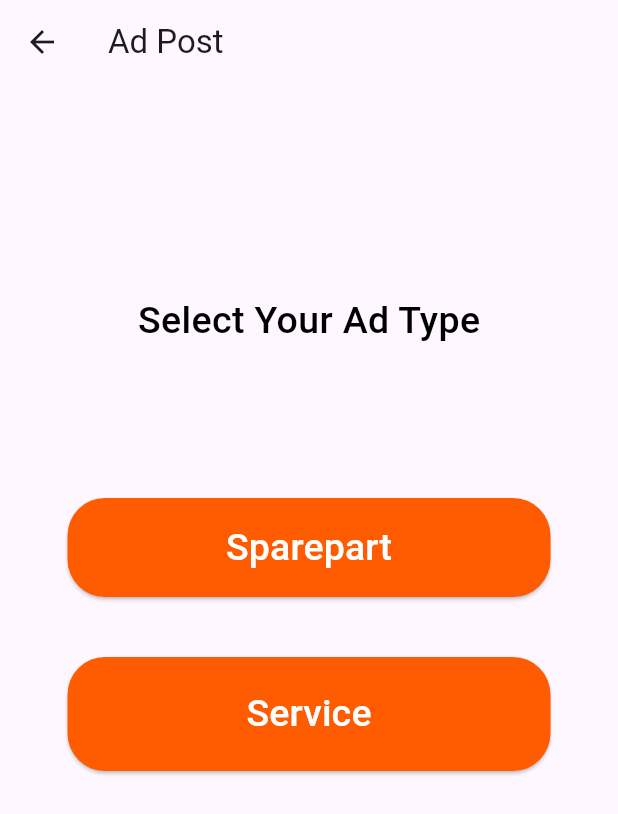
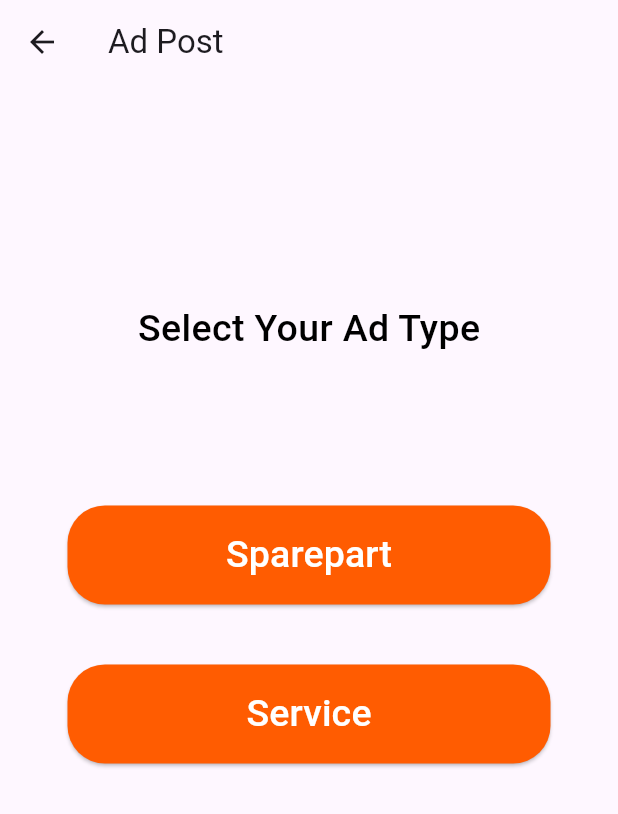
Before and after one commit to TeamTechSamurais/Panchikawatta_Frontend, a Flutter app: the AdType screen opened directly, on a phone screen of 412 x 824 dp. Shown: the top 814 px of the screen. Run offline on Flutter 3.47's test engine with Material 3 defaults, Android fonts, the phone set to English and light mode, and no system bars; our stand-ins replace image_picker.

Commit message:
adPost_type-completed

```diff
--- a/panchikawatta/lib/screens/adType.dart
+++ b/panchikawatta/lib/screens/adType.dart
@@ -69,7 +69,7 @@ class AdType extends StatelessWidget {
                     },
                     style: ElevatedButton.styleFrom(
                       backgroundColor: const Color(0xFFFF5C01),
-                      padding: const EdgeInsets.all(20),
+                      padding: const EdgeInsets.all(15),
                       shape: RoundedRectangleBorder(
                         borderRadius: BorderRadius.circular(25),
                       ),
```
